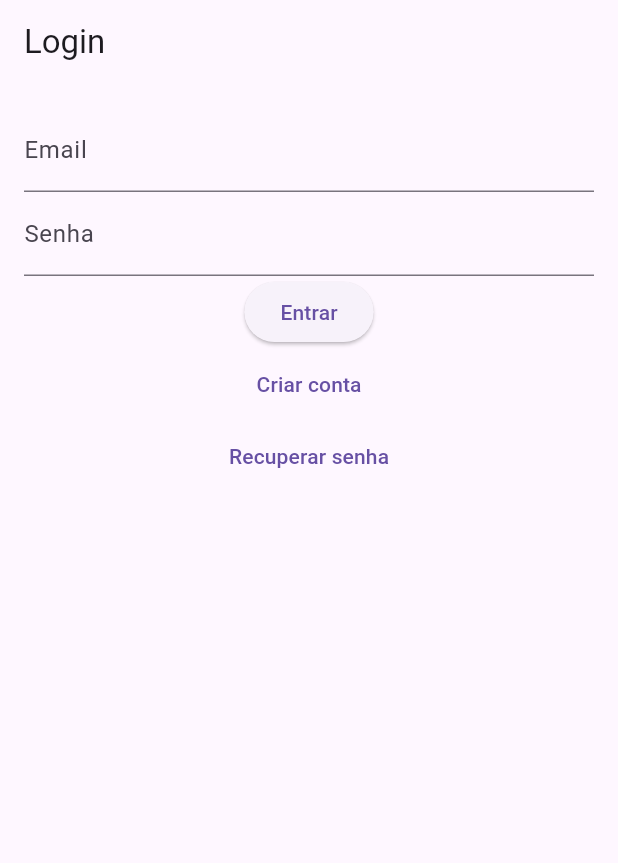
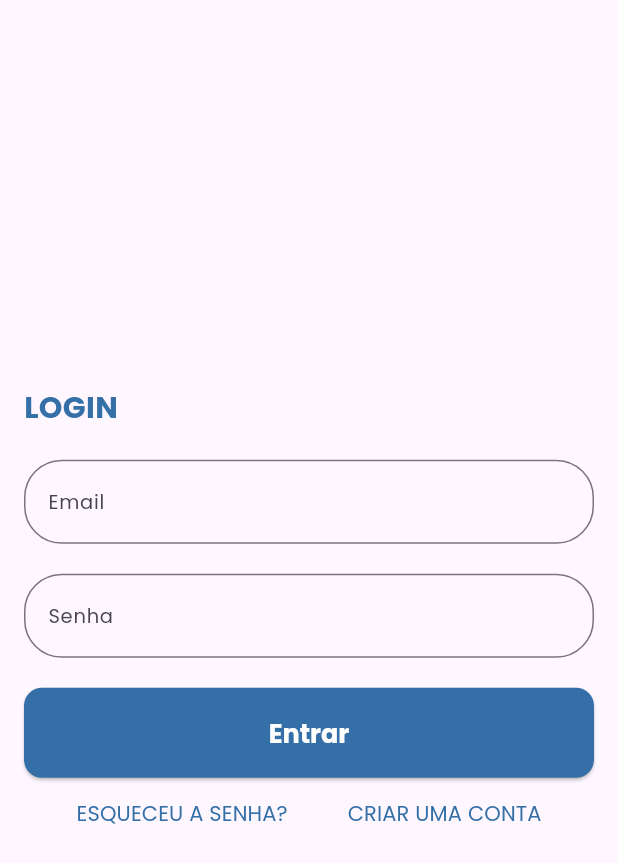
Before and after one commit to blackmageagito/n2-mobile, a Flutter app: the screen it shows after launch, on a phone screen of 412 x 824 dp. Shown: the top 863 px of the screen. Run offline on Flutter 3.47's test engine with Material 3 defaults, Android fonts, the phone set to English and light mode, and no system bars.

```diff
--- /dev/null
+++ b/lib/login.dart
@@ -0,0 +1,129 @@
+import 'package:flutter/material.dart';
+
+class LoginScreen extends StatefulWidget {
+  @override
+  _LoginScreenState createState() => _LoginScreenState();
+}
+
+class _LoginScreenState extends State<LoginScreen> {
+  final TextEditingController _usernameController = TextEditingController();
+  final TextEditingController _passwordController = TextEditingController();
+
+  void _login() {
+    String username = _usernameController.text;
+    String password = _passwordController.text;
+
+    if (username == "chundah@gmail.com" && password == "1234") {
+      showDialog(
+        context: context,
+        builder: (context) => AlertDialog(
+          title: Text('Login Bem-sucedido!'),
+          content: Text('Você entrou com sucesso no aplicativo.'),
+          actions: [
+            TextButton(
+              onPressed: () => Navigator.of(context).pop(),
+              child: Text('OK'),
+            ),
+          ],
+        ),
+      );
+    } else {
+      showDialog(
+        context: context,
+        builder: (context) => AlertDialog(
+          title: Text('Falha no Login'),
+          content: Text('Usuário ou senha incorretos.'),
+          actions: [
+            TextButton(
+              onPressed: () => Navigator.of(context).pop(),
+              child: Text('OK'),
+            ),
+          ],
+        ),
+      );
+    }
+  }
+
+  @override
+  Widget build(BuildContext context) {
+    return Scaffold(
+      body: Padding(
+        padding: EdgeInsets.all(16.0),
+        child: Column(
+          mainAxisAlignment: MainAxisAlignment.center,
+          crossAxisAlignment: CrossAxisAlignment.stretch,
+          children: [
+            Text(
+              'LOGIN',
+              style: TextStyle(
+                  fontSize: 20,
+                  fontWeight: FontWeight.bold,
+                  color: Color(0xFF3470a7),
+                  fontFamily: 'popbold'),
+              textAlign: TextAlign.left,
+            ),
+            SizedBox(height: 20),
+            TextFormField(
+              controller: _usernameController,
+              decoration: InputDecoration(
+                labelText: 'Email',
+                labelStyle: TextStyle(fontSize: 13, fontFamily: 'poppins'),
+                border: OutlineInputBorder(
+                  borderRadius: BorderRadius.circular(25.0),
+                  borderSide: BorderSide(color: Colors.transparent),
+                ),
+              ),
+            ),
+            SizedBox(height: 20),
+            TextFormField(
+              controller: _passwordController,
+              obscureText: true,
+              decoration: InputDecoration(
+                labelText: 'Senha',
+                labelStyle: TextStyle(fontSize: 13, fontFamily: 'poppins'),
+                border: OutlineInputBorder(
+                  borderRadius: BorderRadius.circular(25.0),
+                  borderSide: BorderSide(color: Colors.transparent),
+                ),
+              ),
+            ),
+            SizedBox(height: 20),
+            ElevatedButton(
+              onPressed: _login,
+              child: Text('Entrar'),
+              style: ElevatedButton.styleFrom(
+                shape: RoundedRectangleBorder(
+                    borderRadius: BorderRadius.circular(12)),
+                minimumSize: Size(200, 60),
+                foregroundColor: Colors.white,
+                textStyle: TextStyle(fontSize: 17, fontFamily: 'popbold'),
+                backgroundColor: Color(0xFF3470a7),
+                padding: EdgeInsets.symmetric(vertical: 15),
+              ),
+            ),
+            Row(
+              mainAxisAlignment: MainAxisAlignment.center,
+              children: [
+                TextButton(
+                  onPressed: () => Navigator.pushNamed(context, '/forgot-password'),
+                  child: Text(
+                    'ESQUECEU A SENHA?',
+                    style: TextStyle(color: Color(0xFF3470a7), fontFamily: 'poppins'),
+                  ),
+                ),
+                SizedBox(width: 16),
+                TextButton(
+                  onPressed: () => Navigator.pushNamed(context, '/create-account'),
+                  child: Text(
+                    'CRIAR UMA CONTA',
+                    style: TextStyle(color: Color(0xFF3470a7), fontFamily: 'poppins'),
+                  ),
+                ),
+              ],
+            ),
+          ],
+        ),
+      ),
+    );
+  }
+}
--- a/lib/main.dart
+++ b/lib/main.dart
@@ -1,5 +1,7 @@
 import 'package:flutter/material.dart';
-import 'screens/login_screen.dart'; // Importando a tela de login
+import 'login.dart';
+import 'esqueceuSenha.dart';
+import 'criarUsuario.dart';
 
 void main() {
   runApp(MyApp());
@@ -9,9 +11,15 @@ class MyApp extends StatelessWidget {
   @override
   Widget build(BuildContext context) {
     return MaterialApp(
-      title: 'To Do List',
-      theme: ThemeData(primarySwatch: Colors.blue),
-      home: LoginScreen(), // Tela inicial do aplicativo
+      title: 'Too-Doo',
+      theme: ThemeData(
+        primarySwatch: Colors.blue,
+      ),
+      home: LoginScreen(),
+      routes: {
+        '/forgot-password': (context) => ForgotPasswordScreen(),
+        '/create-account': (context) => CreateAccountScreen(),
+      },
     );
   }
 }
```
Also changed, not shown: lib/criarUsuario.dart (added, +155 -0 lines), lib/esqueceuSenha.dart (added, +18 -0 lines), pubspec.yaml (+9 -10 lines), fonts/Poppins-Bold.ttf (added), fonts/poppins.ttf (added), pubspec.lock, 20 other files.
